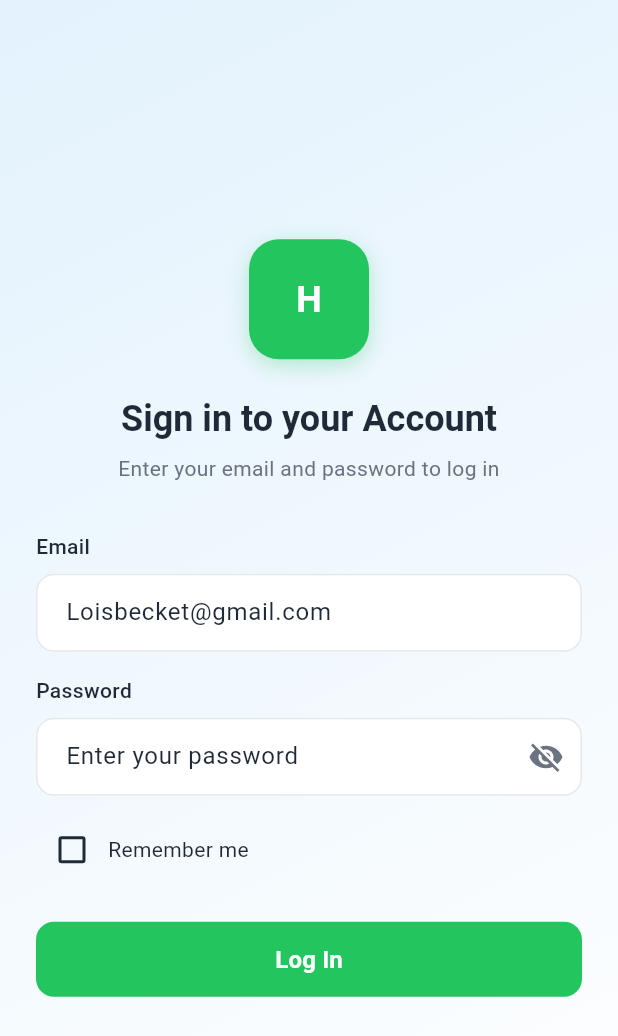
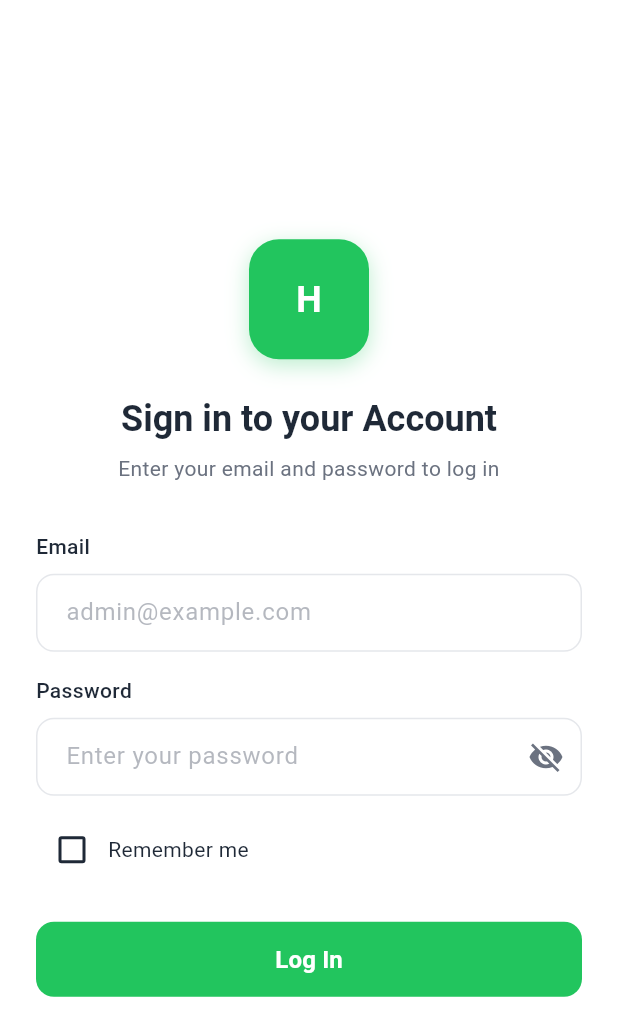
Before and after one commit to Gilabs-Studio/crm-healthcare, a Flutter app: the AuthGate screen opened by its route, on a phone screen of 412 x 824 dp. Shown: the top 1036 px of the screen. Run offline on Flutter 3.47's test engine with Material 3 defaults, Android fonts, the phone set to English and light mode, and no system bars; our stand-ins replace dio, flutter_riverpod, geolocator, image_picker, shared_preferences; accounts and stored records are empty.

Commit message:
style: update app theme and UI components to use a consistent white background; modify launch background and various screens for improved visual coherence.

```diff
--- a/apps/mobile/lib/core/theme/app_theme.dart
+++ b/apps/mobile/lib/core/theme/app_theme.dart
@@ -7,7 +7,7 @@
   // Primary: oklch(0.5234 0.1347 144.1672) - Green/Teal
   static const Color primaryColor = Color(0xFF22C55E); // Approximate green
   static const Color primaryColorDark = Color(0xFF16A34A);
-  static const Color backgroundColor = Color(0xFFF8F9FA); // Light background
+  static const Color backgroundColor = Color(0xFFFFFFFF); // White background
   static const Color cardBackground = Color(0xFFFFFFFF);
   static const Color formCardBackground = Color(0xFFF5F5F5); // Light grey for form card
   static const Color textPrimary = Color(0xFF1F2937); // Dark grey/black
@@ -23,13 +23,11 @@
           onSecondary: primaryColorDark,
           surface: cardBackground,
           onSurface: textPrimary,
-          background: backgroundColor,
-          onBackground: textPrimary,
           error: const Color(0xFFEF4444),
           onError: Colors.white,
           outline: borderColor,
         ),
-        scaffoldBackgroundColor: backgroundColor,
+        scaffoldBackgroundColor: Colors.white,
         cardColor: cardBackground,
         textTheme: const TextTheme(
           headlineMedium: TextStyle(
@@ -91,8 +89,6 @@
           onSecondary: const Color(0xFFD1D5DB),
           surface: const Color(0xFF1F2937),
           onSurface: const Color(0xFFF9FAFB),
-          background: const Color(0xFF111827),
-          onBackground: const Color(0xFFF9FAFB),
           error: const Color(0xFFEF4444),
           onError: Colors.white,
           outline: const Color(0xFF374151),
--- a/apps/mobile/lib/core/widgets/auth_gate.dart
+++ b/apps/mobile/lib/core/widgets/auth_gate.dart
@@ -17,6 +17,7 @@
     // Show loading saat check auth status (unknown)
     if (state.status == AuthStatus.unknown) {
       return const Scaffold(
+        backgroundColor: Colors.white,
         body: Center(
           child: CircularProgressIndicator(),
         ),
--- a/apps/mobile/lib/features/auth/presentation/login_screen.dart
+++ b/apps/mobile/lib/features/auth/presentation/login_screen.dart
@@ -49,21 +49,12 @@
     final colorScheme = theme.colorScheme;
     final isLoading = state.isLoading;
 
-    // Light blue to white gradient (matching image)
-    const gradientStart = Color(0xFFE3F2FD); // Light blue
-    const gradientEnd = Colors.white;
-
     return Scaffold(
+      backgroundColor: Colors.white,
       body: Container(
         width: double.infinity,
         height: double.infinity,
-        decoration: const BoxDecoration(
-          gradient: LinearGradient(
-            begin: Alignment.topLeft,
-            end: Alignment.bottomRight,
-            colors: [gradientStart, gradientEnd],
-          ),
-        ),
+        color: Colors.white,
         child: SafeArea(
           child: SingleChildScrollView(
             padding: const EdgeInsets.symmetric(horizontal: 24),
@@ -140,7 +131,10 @@
                         keyboardType: TextInputType.emailAddress,
                         enabled: !isLoading,
                         decoration: InputDecoration(
-                          hintText: 'Loisbecket@gmail.com',
+                          hintText: 'admin@example.com',
+                          hintStyle: TextStyle(
+                            color: AppTheme.textSecondary.withOpacity(0.5),
+                          ),
                           filled: true,
                           fillColor: AppTheme.cardBackground,
                           border: OutlineInputBorder(
@@ -169,6 +163,9 @@
                         obscureText: _obscurePassword,
                         decoration: InputDecoration(
                           hintText: 'Enter your password',
+                          hintStyle: TextStyle(
+                            color: AppTheme.textSecondary.withOpacity(0.5),
+                          ),
                           filled: true,
                           fillColor: AppTheme.cardBackground,
                           border: OutlineInputBorder(
--- a/apps/mobile/lib/features/visit_reports/presentation/visit_report_form_screen.dart
+++ b/apps/mobile/lib/features/visit_reports/presentation/visit_report_form_screen.dart
@@ -137,7 +137,7 @@
               ),
               const SizedBox(height: 8),
               DropdownButtonFormField<String>(
-                value: _selectedAccountId,
+                initialValue: _selectedAccountId,
                 decoration: InputDecoration(
                   hintText: 'Select account',
                   filled: true,
@@ -183,7 +183,7 @@
               ),
               const SizedBox(height: 8),
               DropdownButtonFormField<String>(
-                value: _selectedContactId,
+                initialValue: _selectedContactId,
                 decoration: InputDecoration(
                   hintText: 'Select contact (optional)',
                   filled: true,
```
Also changed, not shown: apps/mobile/lib/features/tasks/presentation/task_form_screen.dart (+4 -4 lines), 1 other file.
